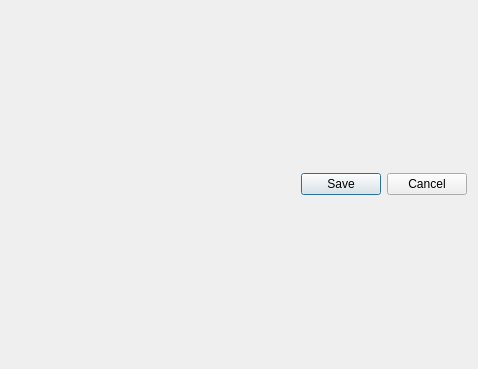
The window that singleplayerdialog.ui (michelfiedler/Kniffel.mrai) describes before a commit, drawn with Qt 5.
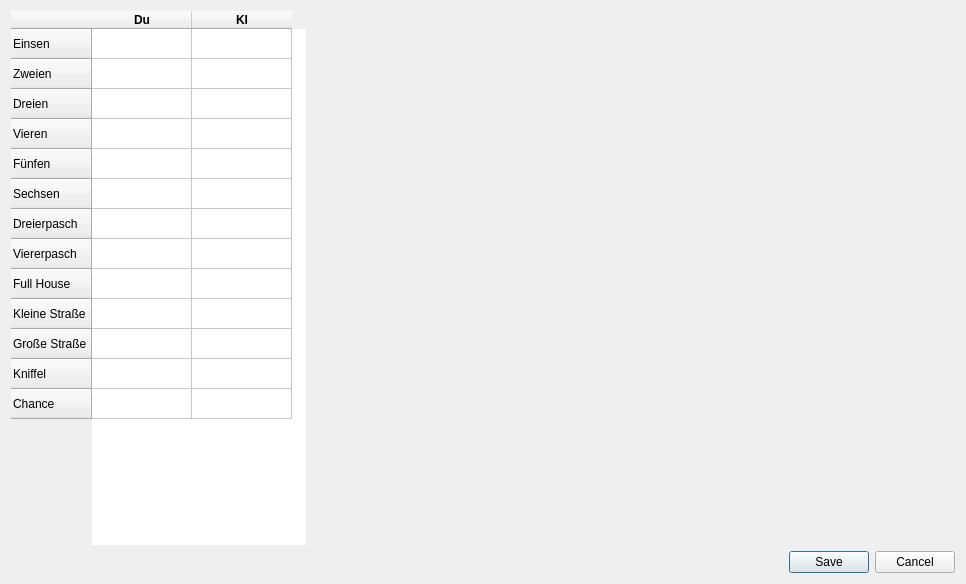
The same window after the commit.

Commit message: Gewinnblatt Singleplayer eingefügt

The edit to the form file:
```diff
--- a/singleplayerdialog.ui
+++ b/singleplayerdialog.ui
@@ -6,18 +6,15 @@
    <rect>
     <x>0</x>
     <y>0</y>
-    <width>478</width>
-    <height>369</height>
+    <width>966</width>
+    <height>584</height>
    </rect>
   </property>
   <property name="windowTitle">
    <string>Singleplayer Kniffel</string>
   </property>
-  <layout class="QVBoxLayout" name="verticalLayout">
-   <item>
-    <layout class="QGridLayout" name="gridLayout"/>
-   </item>
-   <item>
+  <layout class="QFormLayout" name="formLayout">
+   <item row="1" column="1">
     <widget class="QDialogButtonBox" name="buttonBox">
      <property name="orientation">
       <enum>Qt::Horizontal</enum>
@@ -30,6 +27,115 @@
      </property>
     </widget>
    </item>
+   <item row="0" column="0">
+    <widget class="QTableWidget" name="tW_SpielstandSingle">
+     <property name="frameShape">
+      <enum>QFrame::NoFrame</enum>
+     </property>
+     <property name="sizeAdjustPolicy">
+      <enum>QAbstractScrollArea::AdjustToContents</enum>
+     </property>
+     <property name="editTriggers">
+      <set>QAbstractItemView::NoEditTriggers</set>
+     </property>
+     <row>
+      <property name="text">
+       <string>Einsen</string>
+      </property>
+     </row>
+     <row>
+      <property name="text">
+       <string>Zweien</string>
+      </property>
+     </row>
+     <row>
+      <property name="text">
+       <string>Dreien</string>
+      </property>
+     </row>
+     <row>
+      <property name="text">
+       <string>Vieren</string>
+      </property>
+     </row>
+     <row>
+      <property name="text">
+       <string>Fünfen</string>
+      </property>
+     </row>
+     <row>
+      <property name="text">
+       <string>Sechsen</string>
+      </property>
+     </row>
+     <row>
+      <property name="text">
+       <string>Dreierpasch</string>
+      </property>
+     </row>
+     <row>
+      <property name="text">
+       <string>Viererpasch</string>
+      </property>
+     </row>
+     <row>
+      <property name="text">
+       <string>Full House</string>
+      </property>
+     </row>
+     <row>
+      <property name="text">
+       <string>Kleine Straße</string>
+      </property>
+     </row>
+     <row>
+      <property name="text">
+       <string>Große Straße</string>
+      </property>
+     </row>
+     <row>
+      <property name="text">
+       <string>Kniffel</string>
+      </property>
+     </row>
+     <row>
+      <property name="text">
+       <string>Chance</string>
+      </property>
+     </row>
+     <column>
+      <property name="text">
+       <string>Du</string>
+      </property>
+      <property name="font">
+       <font>
+        <weight>75</weight>
+        <bold>true</bold>
+       </font>
+      </property>
+      <property name="foreground">
+       <brush brushstyle="NoBrush">
+        <color alpha="255">
+         <red>0</red>
+         <green>0</green>
+         <blue>0</blue>
+        </color>
+       </brush>
+      </property>
+     </column>
+     <column>
+      <property name="text">
+       <string>KI</string>
+      </property>
+      <property name="font">
+       <font>
+        <weight>75</weight>
+        <bold>true</bold>
+       </font>
+      </property>
+     </column>
+    </widget>
+   </item>
   </layout>
  </widget>
  <resources/>
```
